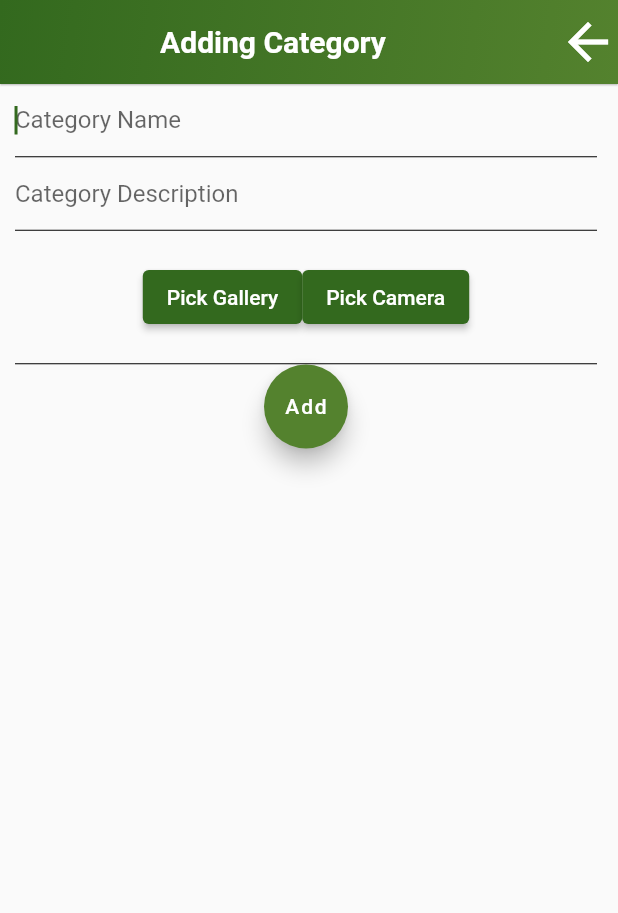
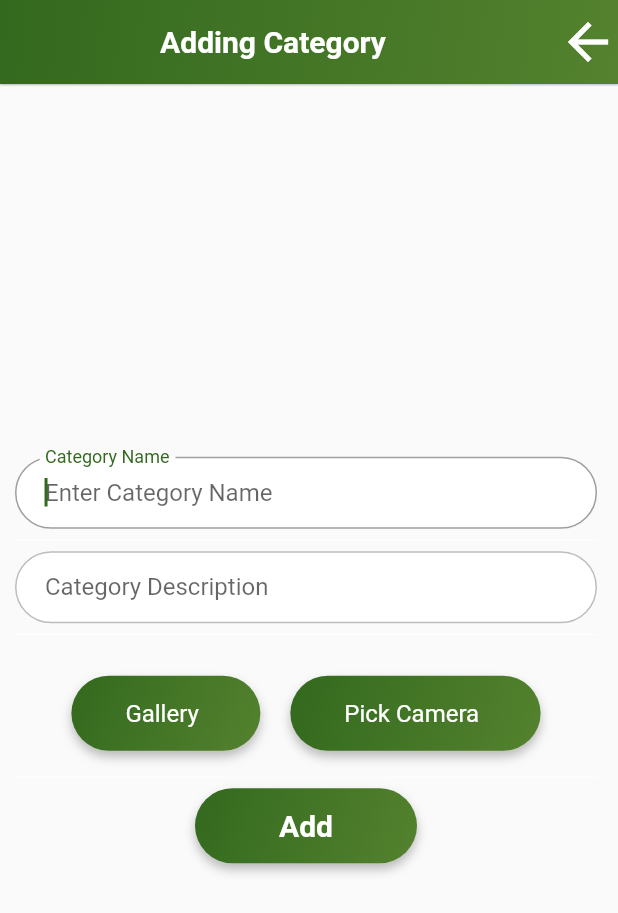
Before and after one commit to Ghadaaljariwi/iRecycle, a Flutter app: the CategoryField screen opened directly, on a phone screen of 412 x 824 dp. Shown: the top 913 px of the screen. Run offline on Flutter 3.47's test engine with Material 2 defaults, Android fonts, the phone set to English and light mode, and no system bars; our stand-ins replace bloc, cached_network_image, cloud_firestore, cross_file, equatable, firebase_auth and 13 more; accounts and stored records are empty.

Commit message:
design updates

```diff
--- a/lib/pages/BlocCategories/categoryField.dart
+++ b/lib/pages/BlocCategories/categoryField.dart
@@ -21,6 +21,7 @@ import '../../common/utils.dart';
 import '../../controllers/FBStorage.dart';
 import 'bloc/category_bloc.dart';
 import 'package:image_picker/image_picker.dart';
+import 'package:irecycle/common/theme_helper.dart';
 
 import 'category.dart';
 
@@ -244,6 +245,7 @@ class _CategoryFieldState extends State<CategoryField> {
           //KeyboardActions(
           //config: _buildConfig(context),
           Column(
+            mainAxisAlignment: MainAxisAlignment.center,
             children: <Widget>[
               Container(
                   //    width: size.width,
@@ -258,34 +260,28 @@ class _CategoryFieldState extends State<CategoryField> {
                     TextFormField(
                       autofocus: mounted,
                       focusNode: writingTextFocus,
-                      decoration: InputDecoration(
-                        border: InputBorder.none,
-                        hintText: 'Category Name',
-                        hintMaxLines: 4,
-                      ),
+                      decoration: ThemeHelper().textInputDecoration(
+                          'Category Name', 'Enter Category Name'),
                       controller: NameController,
                       keyboardType: TextInputType.multiline,
                       maxLines: null,
                     ),
                     Divider(
-                      height: 1,
-                      color: Colors.black,
+                      height: 15,
+                      color: Colors.white,
                     ),
                     TextFormField(
                       //autofocus: mounted,
                       //focusNode: writingTextFocus,
-                      decoration: InputDecoration(
-                        border: InputBorder.none,
-                        hintText: 'Category Description',
-                        hintMaxLines: 10,
-                      ),
+                      decoration: ThemeHelper().textInputDecoration(
+                          'Category Description', 'Enter Category Description'),
                       controller: DescriptionController,
                       keyboardType: TextInputType.multiline,
                       maxLines: null,
                     ),
                     Divider(
-                      height: 1,
-                      color: Colors.black,
+                      height: 15,
+                      color: Colors.white,
                     ),
                     image != null
                         ? Center(
@@ -302,31 +298,73 @@ class _CategoryFieldState extends State<CategoryField> {
                     Row(
                       mainAxisAlignment: MainAxisAlignment.center,
                       children: [
-                        ElevatedButton(
-                            onPressed: (() =>
-                                checkPermission(ImageSource.gallery)),
-                            child: Text('Pick Gallery')),
-                        ElevatedButton(
-                            onPressed: (() =>
-                                checkPermission(ImageSource.camera)),
-                            child: Text('Pick Camera')),
+                        Container(
+                            decoration:
+                                ThemeHelper().buttonBoxDecoration(context),
+                            child: ElevatedButton(
+                              style: ThemeHelper().buttonStyle(),
+                              child: Padding(
+                                padding: EdgeInsets.fromLTRB(20, 6, 25, 6),
+                                child: Text(
+                                  'Gallery',
+                                  style: TextStyle(
+                                      fontSize: 16,
+                                      fontWeight: FontWeight.normal,
+                                      color: Colors.white),
+                                ),
+                              ),
+                              onPressed: (() =>
+                                  checkPermission(ImageSource.gallery)),
+                            )),
+                        SizedBox(width: 20),
+                        Container(
+                            decoration:
+                                ThemeHelper().buttonBoxDecoration(context),
+                            child: ElevatedButton(
+                              style: ThemeHelper().buttonStyle(),
+                              child: Padding(
+                                padding: EdgeInsets.fromLTRB(20, 6, 25, 6),
+                                child: Text(
+                                  'Pick Camera',
+                                  style: TextStyle(
+                                      fontSize: 16,
+                                      fontWeight: FontWeight.normal,
+                                      color: Colors.white),
+                                ),
+                              ),
+                              onPressed: (() =>
+                                  checkPermission(ImageSource.camera)),
+                            )),
                       ],
                     ),
                     SizedBox(
-                      height: 20,
+                      height: 10,
                     ),
                     Divider(
-                      height: 1,
-                      color: Colors.black,
+                      height: 15,
+                      color: Colors.white,
                     ),
                     Row(
                       mainAxisAlignment: MainAxisAlignment.center,
                       crossAxisAlignment: CrossAxisAlignment.center,
                       children: <Widget>[
-                        FloatingActionButton(
-                          onPressed: add,
-                          child: Text('Add'),
-                        )
+                        Container(
+                            decoration:
+                                ThemeHelper().buttonBoxDecoration(context),
+                            child: ElevatedButton(
+                              style: ThemeHelper().buttonStyle(),
+                              child: Padding(
+                                padding: EdgeInsets.fromLTRB(40, 10, 40, 10),
+                                child: Text(
+                                  'Add',
+                                  style: TextStyle(
+                                      fontSize: 20,
+                                      fontWeight: FontWeight.bold,
+                                      color: Colors.white),
+                                ),
+                              ),
+                              onPressed: add,
+                            ))
                       ],
                     ),
                   ],
```
